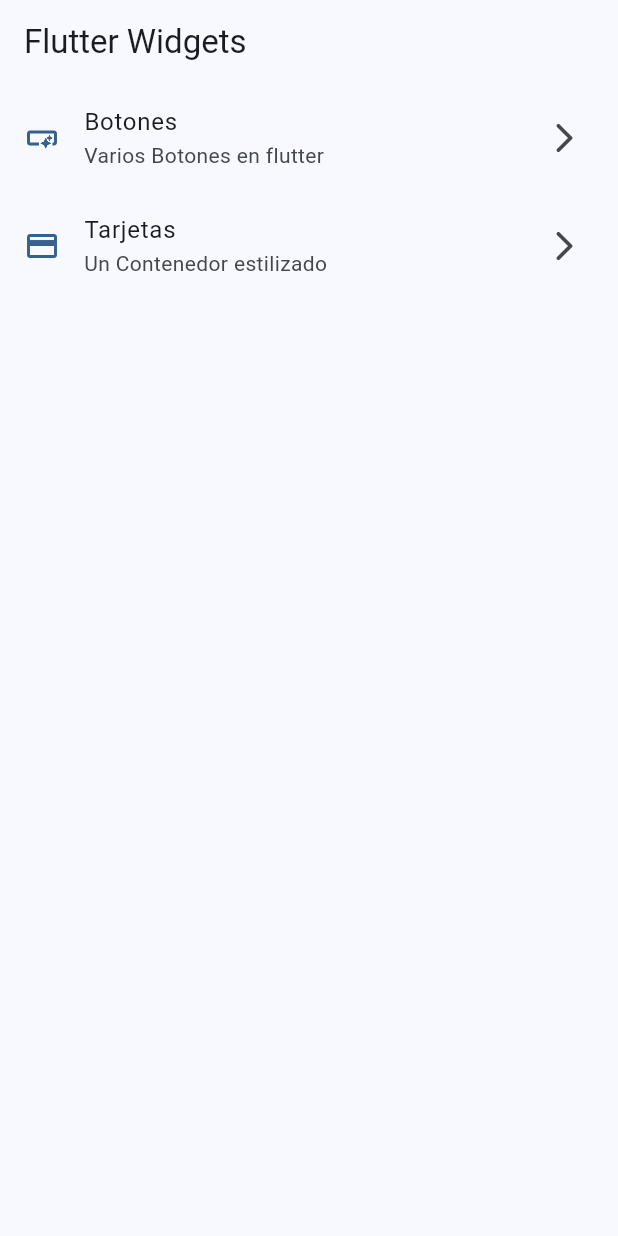
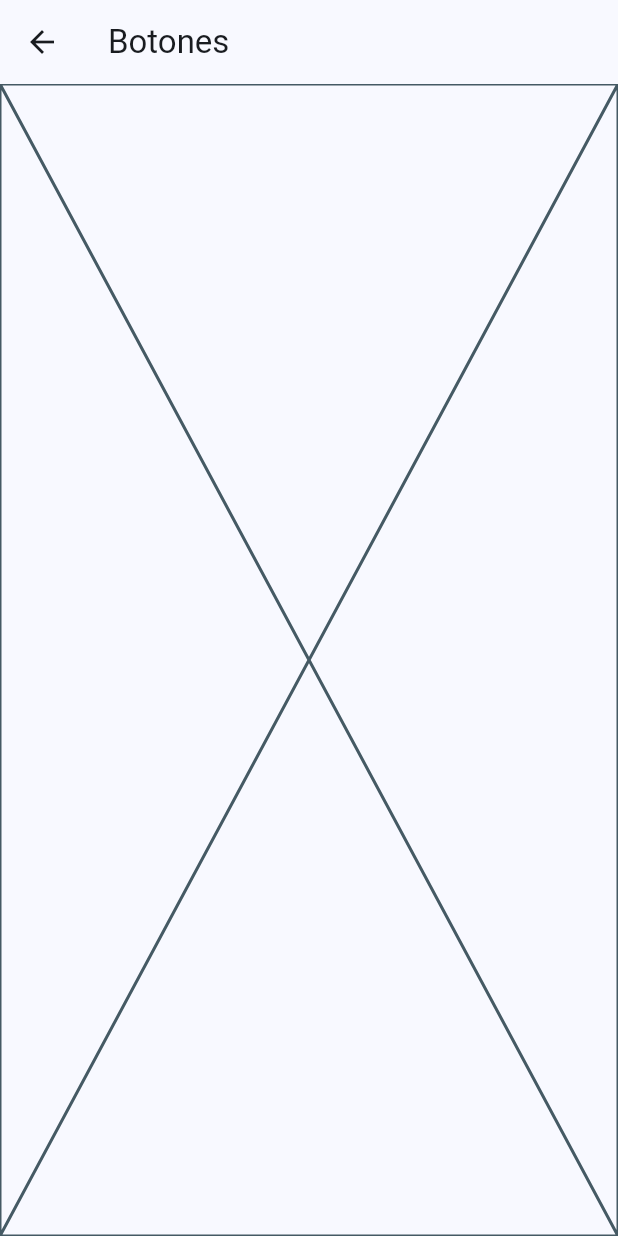
Before and after one commit to mdavidmontero/widgets_app, a Flutter app: the screen it shows after launch, after a tap on "Botones", on a phone screen of 412 x 824 dp. Run offline on Flutter 3.47's test engine with Material 3 defaults, Android fonts, the phone set to English and light mode, and no system bars.

Commit message:
rutas basicas

```diff
--- a/lib/config/menu/menu_items.dart
+++ b/lib/config/menu/menu_items.dart
@@ -25,7 +25,7 @@ const appMenuItems = <MenuItem> [
   MenuItem(
     title: 'Tarjetas',
     subTitle: 'Un Contenedor estilizado',
-    link: '/card',
+    link: '/cards',
     icon: Icons.credit_card,
   ),
 ];
--- a/lib/main.dart
+++ b/lib/main.dart
@@ -1,5 +1,7 @@
 import 'package:flutter/material.dart';
 import 'package:widgets_app/config/theme/app_theme.dart';
+import 'package:widgets_app/presentation/buttons/button_screen.dart';
+import 'package:widgets_app/presentation/cards/cards_screen.dart';
 import 'package:widgets_app/presentation/screens/home/home_screen.dart';
 
 
@@ -17,7 +19,11 @@ class MainApp extends StatelessWidget {
       theme: AppTheme(
         selectedColor: 0
       ).getTheme(),
-      home: const HomeScreen()
+      home: const HomeScreen(),
+      routes:{
+        '/buttons': (context) => const ButtonsScreen(),
+        '/cards': (context) => const CardsScreen(),
+      } ,
     );
   }
 }
--- /dev/null
+++ b/lib/presentation/buttons/button_screen.dart
@@ -0,0 +1,15 @@
+import 'package:flutter/material.dart';
+
+class ButtonsScreen extends StatelessWidget {
+  const ButtonsScreen({super.key});
+
+  @override
+  Widget build(BuildContext context) {
+    return Scaffold(
+      appBar: AppBar(
+        title: const Text('Botones'),
+      ),
+      body: Placeholder(),
+    );
+  }
+}
--- a/lib/presentation/screens/home/home_screen.dart
+++ b/lib/presentation/screens/home/home_screen.dart
@@ -10,7 +10,7 @@ class HomeScreen extends StatelessWidget {
       title: const Text('Flutter Widgets'),
     ),
 
-    body: _HomeView(),
+    body: const _HomeView(),
     );
 
   }
@@ -27,7 +27,7 @@ class _HomeView extends StatelessWidget {
       itemCount: appMenuItems.length,
       itemBuilder: (context, index) {
         final item = appMenuItems[index];
-        return _CustomListTitle(item: item);
+        return _CustomListTitle(menuItem: item);
       },
 
 
@@ -37,22 +37,22 @@ class _HomeView extends StatelessWidget {
 
 class _CustomListTitle extends StatelessWidget {
   const _CustomListTitle({
-    required this.item,
+    required this.menuItem,
   });
 
-  final MenuItem item;
+  final MenuItem menuItem;
 
   @override
   Widget build(BuildContext context) {
     final colors = Theme.of(context).colorScheme;
     return ListTile(
       trailing: const Icon(Icons.arrow_forward_ios_rounded),
-      title: Text(item.title),
+      title: Text(menuItem.title),
 
-      subtitle: Text(item.subTitle),
-      leading: Icon(item.icon, color: colors.primary,),
+      subtitle: Text(menuItem.subTitle),
+      leading: Icon(menuItem.icon, color: colors.primary,),
       onTap: () {
-        // Todo: navegar a otra pantalla
+       Navigator.pushNamed(context,menuItem.link );
       },
 
 
```
Also changed, not shown: lib/presentation/cards/cards_screen.dart (added, +15 -0 lines).
